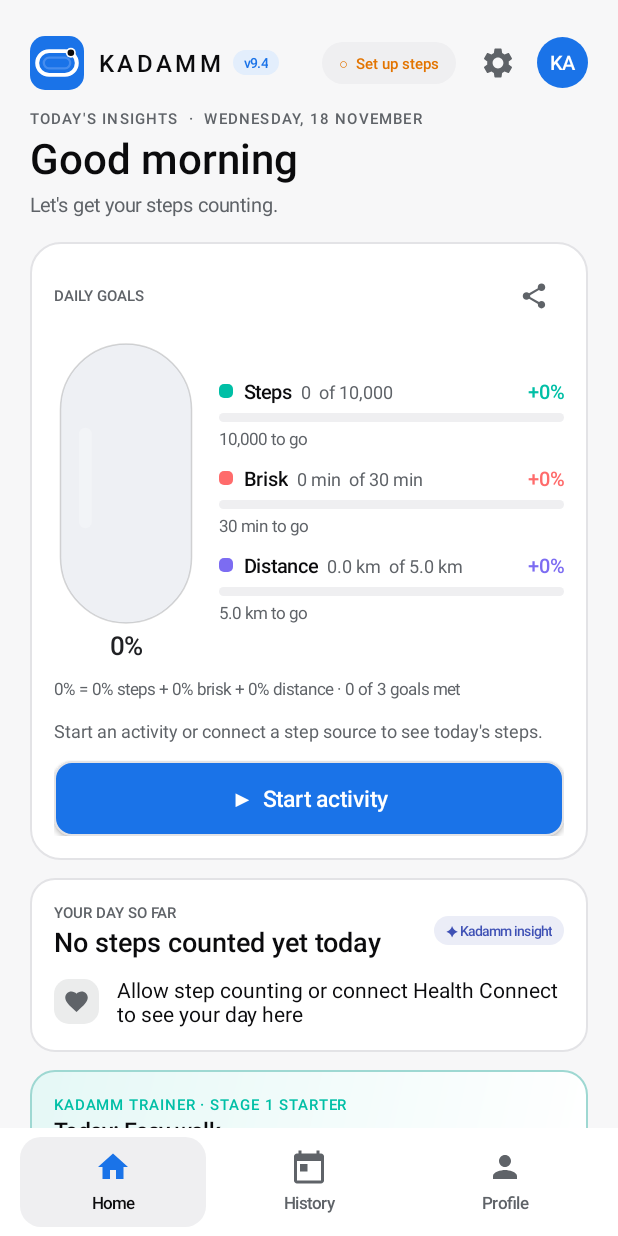
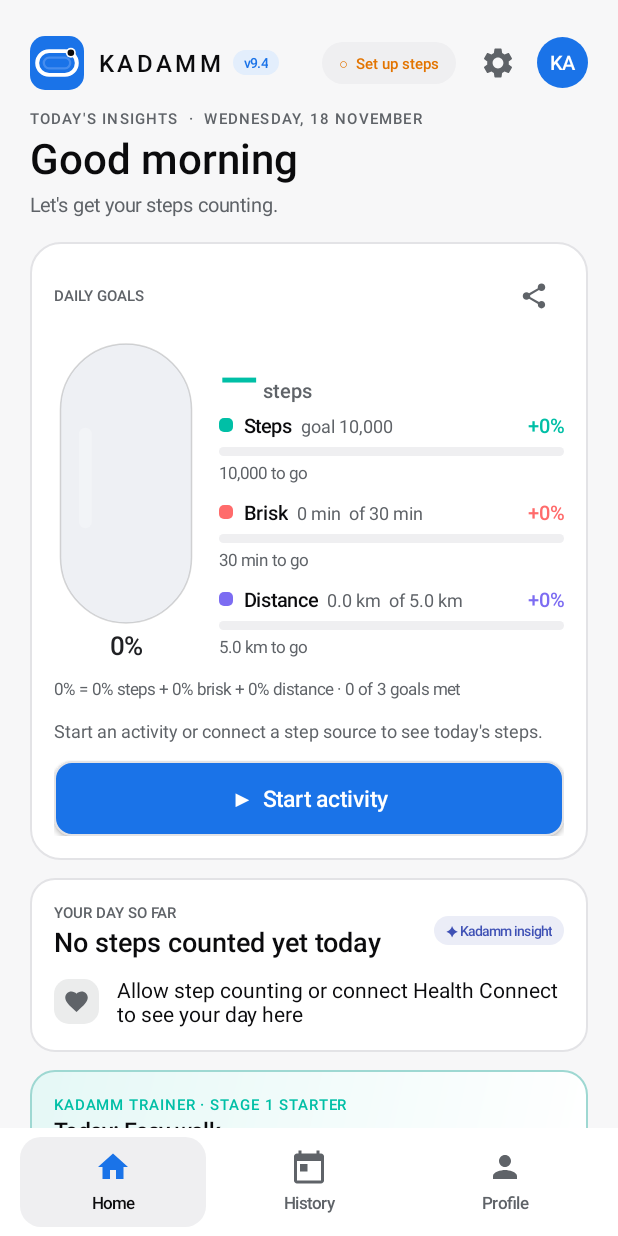
Before and after one commit to vrajchauhan10/Kadamm, an Android app: the screen it shows after launch (MainActivity), after a tap on an icon or button, on a phone screen of 412 x 824 dp. Run offline under Robolectric (Android 15) with nearby library versions, the phone set to English and light mode, and no system bars; libraries missing offline, so code that uses them is left out: androidx.health.connect; 4 statements that could not run were skipped; 3 other taps on this screen came first.

Commit message:
Kadamm 9.4: large step count on the Daily goals card
Co-Authored-By: Claude Opus 5.5 <noreply@anthropic.com>

```diff
--- a/app/src/main/java/com/stride/run/MainActivity.java
+++ b/app/src/main/java/com/stride/run/MainActivity.java
@@ -1056,6 +1056,8 @@ sheet.setPadding(dp(20),dp(10),dp(20),dp(24));GradientDrawable sb=new GradientDr
         capsule=new GoalCapsule.CapsuleView(this,darkTheme);body.addView(capsule,lp(96,214));
         LinearLayout side=col();LinearLayout.LayoutParams sp=new LinearLayout.LayoutParams(0,-2,1);sp.leftMargin=dp(14);body.addView(side,sp);
         ringRows=new TextView[3];
+        // Steps first and biggest: the day's main number, then brisk minutes and distance under it.
+        stepsBig=tx("—",34,GoalCapsule.COLORS[0],true);side.addView(stepsBig);
         for(int i=0;i<3;i++){
             int col=GoalCapsule.COLORS[i];LinearLayout r=col();LinearLayout.LayoutParams rp2=lp(-1,-2);if(i>0)rp2.topMargin=dp(10);side.addView(r,rp2);
             LinearLayout top=row();r.addView(top,lp(-1,-2));
@@ -1075,7 +1077,7 @@ sheet.setPadding(dp(20),dp(10),dp(20),dp(24));GradientDrawable sb=new GradientDr
         updateHero(hist);
     }
     private int briskGoal(){return getSharedPreferences("kadamm_settings",MODE_PRIVATE).getInt("briskGoalMin",30);}
-    private GoalCapsule.CapsuleView capsule;private final View[] goalFills=new View[3];private MetricViews.Rings rings;private TextView[] ringRows;private final TextView[] ringSubs=new TextView[3],ringPct=new TextView[3];
+    private GoalCapsule.CapsuleView capsule;private TextView stepsBig;private final View[] goalFills=new View[3];private MetricViews.Rings rings;private TextView[] ringRows;private final TextView[] ringSubs=new TextView[3],ringPct=new TextView[3];
     /** Brisk minutes today: minutes at 100+ steps a minute from Health Connect, or from today's sessions; the larger. */
     private double briskToday(JSONArray all){
         JSONObject d=DaySteps.minuteDays(this).optJSONObject(todayKey());double hc=d!=null?d.optDouble("brisk",0):0,ses=0;
@@ -1086,8 +1088,9 @@ sheet.setPadding(dp(20),dp(10),dp(20),dp(24));GradientDrawable sb=new GradientDr
         if(capsule==null||heroPercent==null)return;
         int goal=dailyGoal();long n=DaySteps.todayTotal(this);boolean data=DaySteps.hasTodayData(this),active=prefs.getBoolean("active",false);double pct=goal>0?n*100d/goal:0;
         GoalCapsule.Day day=GoalCapsule.today(this);capsule.set(day);
+        if(stepsBig!=null){android.text.SpannableStringBuilder sb=new android.text.SpannableStringBuilder(data?String.format(Locale.US,"%,d",n):"—");int e=sb.length();sb.append(" steps");sb.setSpan(new android.text.style.RelativeSizeSpan(.4f),e,sb.length(),0);sb.setSpan(new android.text.style.ForegroundColorSpan(muted),e,sb.length(),0);stepsBig.setText(sb);}
         for(int i=0;i<3;i++){
-            ringRows[i].setText(day.value(i)+"  "+day.goal(i));ringPct[i].setText("+"+Math.round(day.share[i])+"%");
+            ringRows[i].setText(i==0?String.format(Locale.US,"goal %,d",day.stepGoal):day.value(i)+"  "+day.goal(i));ringPct[i].setText("+"+Math.round(day.share[i])+"%");
             ringSubs[i].setText(day.pending(i));ringSubs[i].setTextColor(day.done[i]>=1?positive:muted);
             View f=goalFills[i];double fr=day.done[i];f.post(()->{View tr=(View)f.getParent();FrameLayout.LayoutParams fl=(FrameLayout.LayoutParams)f.getLayoutParams();int w=(int)(tr.getWidth()*fr);if(fl.width!=w){fl.width=w;f.setLayoutParams(fl);}});
         }
```
Also changed, not shown: 2 other files.
